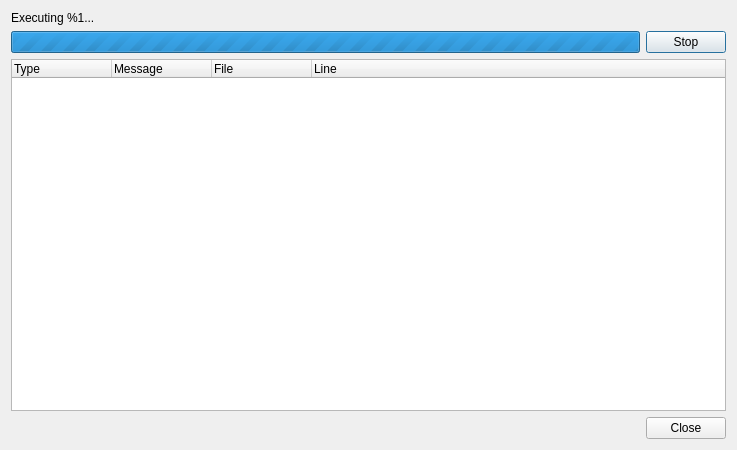
Above: src/app/dialog_exec_script.ui from fougue/mayo before the change. Below: the same form after it.
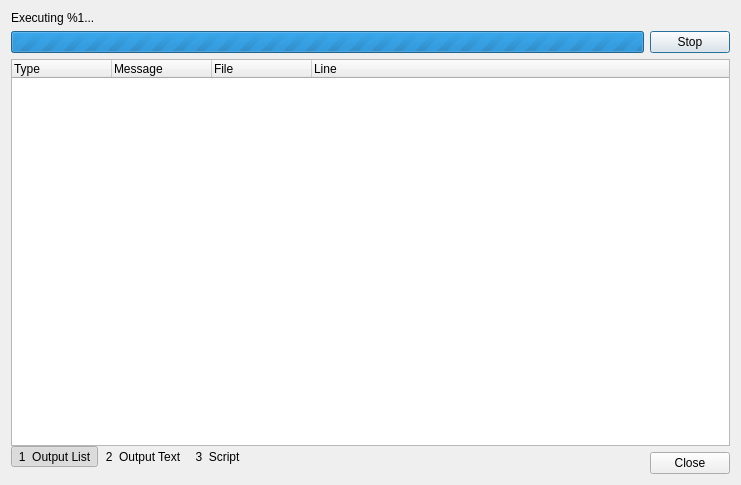
That is the form after the change. The open tabs and pages were chosen to show the change.

Commit message: App: [WIP0] new tabs in DialogExecScript

What changed in the file:
```diff
--- a/src/app/dialog_exec_script.ui
+++ b/src/app/dialog_exec_script.ui
@@ -6,8 +6,8 @@
    <rect>
     <x>0</x>
     <y>0</y>
-    <width>737</width>
-    <height>450</height>
+    <width>741</width>
+    <height>485</height>
    </rect>
   </property>
   <property name="windowTitle">
@@ -16,7 +16,7 @@
   <property name="modal">
    <bool>true</bool>
   </property>
-  <layout class="QGridLayout" name="gridLayout">
+  <layout class="QGridLayout" name="gridLayout_2">
    <item row="0" column="0">
     <widget class="QLabel" name="label_Status">
      <property name="sizePolicy">
@@ -50,14 +50,53 @@
     </widget>
    </item>
    <item row="1" column="1">
-    <widget class="QPushButton" name="btn_restartStop">
+    <widget class="QPushButton" name="btn_RestartStop">
      <property name="text">
       <string>Stop</string>
      </property>
     </widget>
    </item>
    <item row="2" column="0" colspan="2">
-    <widget class="QTreeWidget" name="treeWidget_Output">
+    <layout class="QGridLayout" name="gridLayout">
+     <property name="verticalSpacing">
+      <number>0</number>
+     </property>
+     <item row="0" column="0" colspan="3">
+      <widget class="QStackedWidget" name="stack_Panes">
+       <property name="sizePolicy">
+        <sizepolicy hsizetype="Preferred" vsizetype="Preferred">
+         <horstretch>0</horstretch>
+         <verstretch>5</verstretch>
+        </sizepolicy>
+       </property>
+       <property name="currentIndex">
+        <number>1</number>
+       </property>
+       <widget class="QWidget" name="page_OutputList">
+        <layout class="QVBoxLayout" name="verticalLayout_4">
+         <property name="spacing">
+          <number>0</number>
+         </property>
+         <property name="leftMargin">
+          <number>0</number>
+         </property>
+         <property name="topMargin">
+          <number>0</number>
+         </property>
+         <property name="rightMargin">
+          <number>0</number>
+         </property>
+         <property name="bottomMargin">
+          <number>0</number>
+         </property>
+         <item>
+          <widget class="QTreeWidget" name="treeWidget_OutputList">
+           <property name="sizePolicy">
+            <sizepolicy hsizetype="Expanding" vsizetype="Expanding">
+             <horstretch>0</horstretch>
+             <verstretch>5</verstretch>
+            </sizepolicy>
+           </property>
      <property name="indentation">
       <number>0</number>
      </property>
@@ -98,12 +137,189 @@
      </column>
     </widget>
    </item>
-   <item row="3" column="1">
+        </layout>
+       </widget>
+       <widget class="QWidget" name="page_OutputText">
+        <layout class="QVBoxLayout" name="verticalLayout_3">
+         <property name="spacing">
+          <number>0</number>
+         </property>
+         <property name="leftMargin">
+          <number>0</number>
+         </property>
+         <property name="topMargin">
+          <number>0</number>
+         </property>
+         <property name="rightMargin">
+          <number>0</number>
+         </property>
+         <property name="bottomMargin">
+          <number>0</number>
+         </property>
+         <item>
+          <widget class="QPlainTextEdit" name="editText_OutputText">
+           <property name="undoRedoEnabled">
+            <bool>false</bool>
+           </property>
+           <property name="readOnly">
+            <bool>true</bool>
+           </property>
+           <property name="textInteractionFlags">
+            <set>Qt::TextSelectableByKeyboard|Qt::TextSelectableByMouse</set>
+           </property>
+          </widget>
+         </item>
+        </layout>
+       </widget>
+       <widget class="QWidget" name="page_Script">
+        <layout class="QVBoxLayout" name="verticalLayout_2">
+         <property name="spacing">
+          <number>0</number>
+         </property>
+         <property name="leftMargin">
+          <number>0</number>
+         </property>
+         <property name="topMargin">
+          <number>0</number>
+         </property>
+         <property name="rightMargin">
+          <number>0</number>
+         </property>
+         <property name="bottomMargin">
+          <number>0</number>
+         </property>
+         <item>
+          <widget class="QPlainTextEdit" name="editText_Script"/>
+         </item>
+        </layout>
+       </widget>
+      </widget>
+     </item>
+     <item row="1" column="0">
+      <layout class="QVBoxLayout" name="verticalLayout_5">
+       <property name="spacing">
+        <number>0</number>
+       </property>
+       <item>
+        <layout class="QHBoxLayout" name="horizontalLayout">
+         <item>
+          <widget class="QToolButton" name="btn_OutputList">
+           <property name="text">
+            <string>1  Output List</string>
+           </property>
+           <property name="checkable">
+            <bool>true</bool>
+           </property>
+           <property name="checked">
+            <bool>true</bool>
+           </property>
+           <property name="autoExclusive">
+            <bool>true</bool>
+           </property>
+           <property name="autoRaise">
+            <bool>true</bool>
+           </property>
+          </widget>
+         </item>
+         <item>
+          <widget class="QToolButton" name="btn_OutputText">
+           <property name="text">
+            <string>2  Output Text</string>
+           </property>
+           <property name="checkable">
+            <bool>true</bool>
+           </property>
+           <property name="autoExclusive">
+            <bool>true</bool>
+           </property>
+           <property name="autoRaise">
+            <bool>true</bool>
+           </property>
+          </widget>
+         </item>
+         <item>
+          <widget class="QToolButton" name="btn_Script">
+           <property name="text">
+            <string>3  Script</string>
+           </property>
+           <property name="checkable">
+            <bool>true</bool>
+           </property>
+           <property name="autoExclusive">
+            <bool>true</bool>
+           </property>
+           <property name="autoRaise">
+            <bool>true</bool>
+           </property>
+          </widget>
+         </item>
+        </layout>
+       </item>
+       <item>
+        <spacer name="verticalSpacer">
+         <property name="orientation">
+          <enum>Qt::Vertical</enum>
+         </property>
+         <property name="sizeHint" stdset="0">
+          <size>
+           <width>20</width>
+           <height>6</height>
+          </size>
+         </property>
+        </spacer>
+       </item>
+      </layout>
+     </item>
+     <item row="1" column="1">
+      <spacer name="horizontalSpacer">
+       <property name="orientation">
+        <enum>Qt::Horizontal</enum>
+       </property>
+       <property name="sizeHint" stdset="0">
+        <size>
+         <width>40</width>
+         <height>20</height>
+        </size>
+       </property>
+      </spacer>
+     </item>
+     <item row="1" column="2">
+      <layout class="QVBoxLayout" name="verticalLayout">
+       <property name="spacing">
+        <number>0</number>
+       </property>
+       <item>
+        <widget class="QWidget" name="widget" native="true">
+         <property name="minimumSize">
+          <size>
+           <width>0</width>
+           <height>6</height>
+          </size>
+         </property>
+         <property name="maximumSize">
+          <size>
+           <width>16777215</width>
+           <height>6</height>
+          </size>
+         </property>
+         <property name="sizeIncrement">
+          <size>
+           <width>0</width>
+           <height>0</height>
+          </size>
+         </property>
+        </widget>
+       </item>
+       <item>
     <widget class="QDialogButtonBox" name="buttonBox">
      <property name="standardButtons">
       <set>QDialogButtonBox::Close</set>
      </property>
     </widget>
+       </item>
+      </layout>
+     </item>
+    </layout>
    </item>
   </layout>
  </widget>
```
Lines whose indentation alone changed are shown as unchanged. The commit also changes 2 other files.
